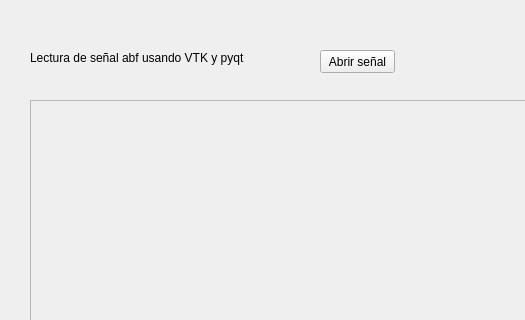
Above: plugins/io/open_signal/open_abf_signal.ui from GAMMA-BOARD-FTD-PACC/gamma-lab-desktop-app before the change; both pictures show x 0 to 525 and y 0 to 320 of the 800 by 600 pixel window. Below: the same form after it.
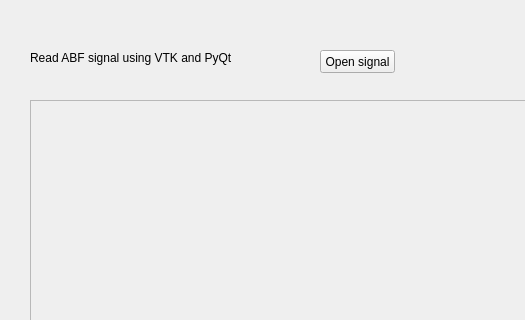
That is the form after the change.

```diff
--- a/plugins/io/open_signal/open_abf_signal.ui
+++ b/plugins/io/open_signal/open_abf_signal.ui
@@ -24,7 +24,7 @@
      </rect>
     </property>
     <property name="text">
-     <string>Lectura de señal abf usando VTK y pyqt</string>
+    <string>Read ABF signal using VTK and PyQt</string>
     </property>
    </widget>
    <widget class="QFrame" name="VtkViewr">
@@ -53,7 +53,7 @@
      </rect>
     </property>
     <property name="text">
-     <string>Abrir señal</string>
+    <string>Open signal</string>
     </property>
    </widget>
   </widget>
```
